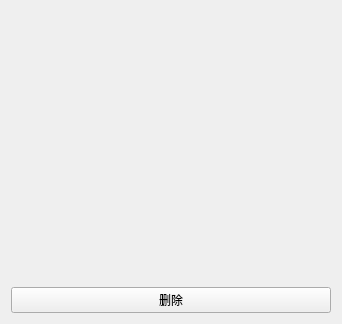
First picture: the form in UI/ui_image_item.ui, repository Orange-66/LAPS-v1.0, before the edit.
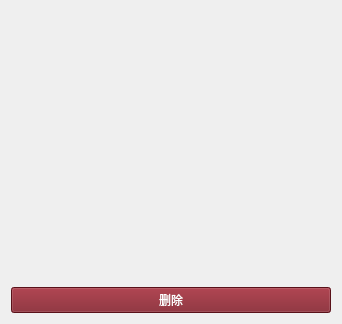
Second picture: the form after the edit.

What changed in the file:
```diff
--- a/UI/ui_image_item.ui
+++ b/UI/ui_image_item.ui
@@ -23,6 +23,9 @@
    </item>
    <item>
     <widget class="QPushButton" name="btn_delete">
+     <property name="styleSheet">
+      <string notr="true">color:#ffffff;background:#7c1823</string>
+     </property>
      <property name="text">
       <string>删除</string>
      </property>
```
